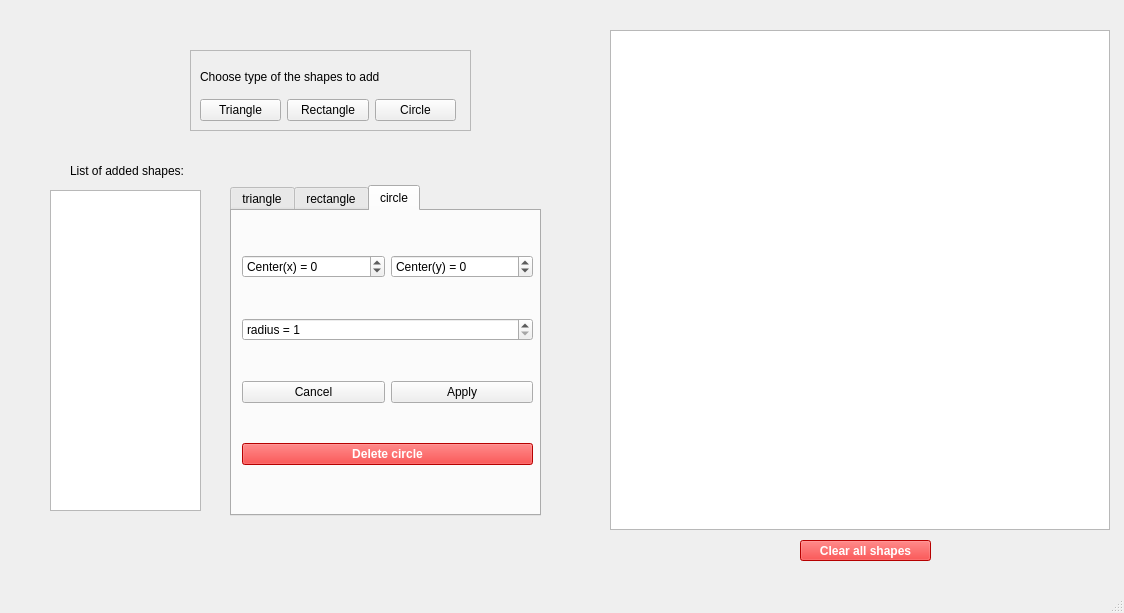
This is mainwindow.ui in KapitoliyVZ/GeometricShapes as Qt 5 draws it before an edit. The edited form follows.
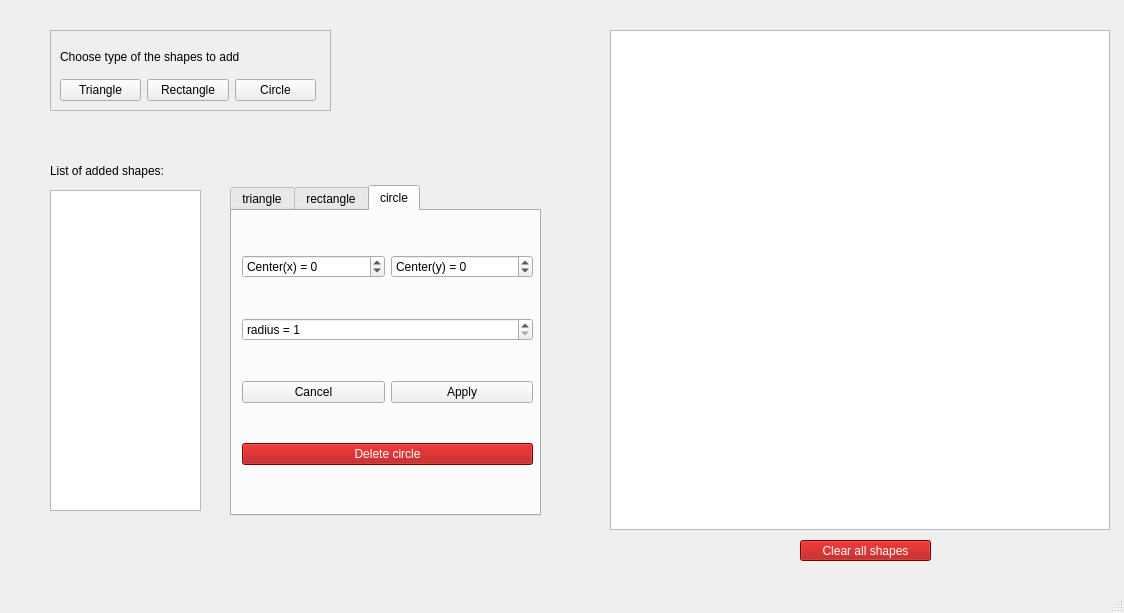
This is the edited form. The open tabs and pages were chosen to show the change.

```diff
--- a/mainwindow.ui
+++ b/mainwindow.ui
@@ -27,18 +27,8 @@
      </rect>
     </property>
     <property name="styleSheet">
-     <string notr="true">QPushButton {
-    background-color: red;
-    color: white;
-    font-weight: bold;
-}
-QPushButton:hover {
-    background-color: darkred;
-}
-QPushButton:pressed {
-    background-color: black;
-}
-</string>
+     <string notr="true">color: rgb(255, 255, 255);
+background-color: rgb(170, 0, 0);</string>
     </property>
     <property name="text">
      <string>Clear all shapes</string>
@@ -69,8 +59,8 @@
    <widget class="QFrame" name="frame">
     <property name="geometry">
      <rect>
-      <x>190</x>
-      <y>50</y>
+      <x>50</x>
+      <y>30</y>
       <width>281</width>
       <height>81</height>
      </rect>
@@ -519,18 +509,8 @@
        <item row="5" column="0" colspan="2">
         <widget class="QPushButton" name="pushButton_circle_Delete">
          <property name="styleSheet">
-          <string notr="true">QPushButton {
-    background-color: red;
-    color: white;
-    font-weight: bold;
-}
-QPushButton:hover {
-    background-color: red;
-}
-QPushButton:pressed {
-    background-color: red;
-}
-</string>
+          <string notr="true">color: rgb(255, 255, 255);
+background-color: rgb(170, 0, 0);</string>
          </property>
          <property name="text">
           <string>Delete circle</string>
@@ -554,9 +534,9 @@
    <widget class="QLabel" name="label_2">
     <property name="geometry">
      <rect>
-      <x>70</x>
+      <x>50</x>
       <y>150</y>
-      <width>201</width>
+      <width>151</width>
       <height>41</height>
      </rect>
     </property>
```
Left out of the diff: 29 changed lines with no effect on the pictures.
